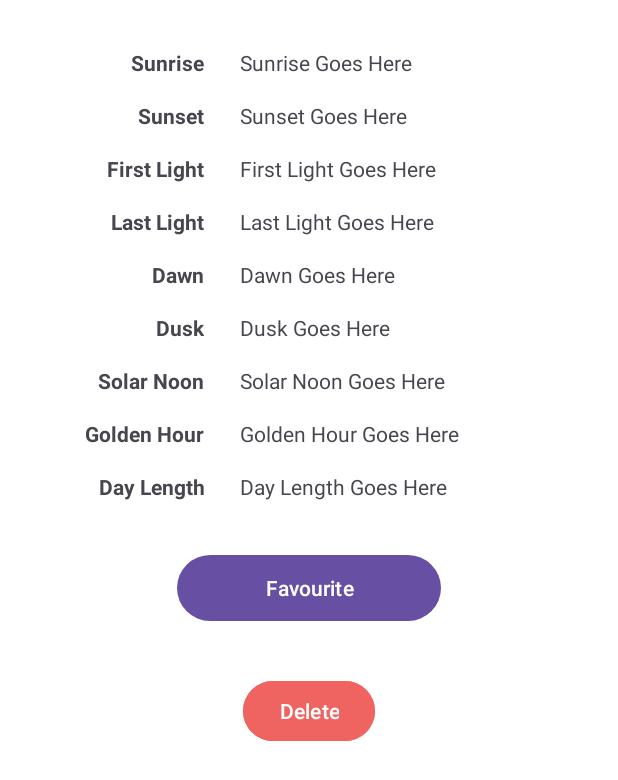
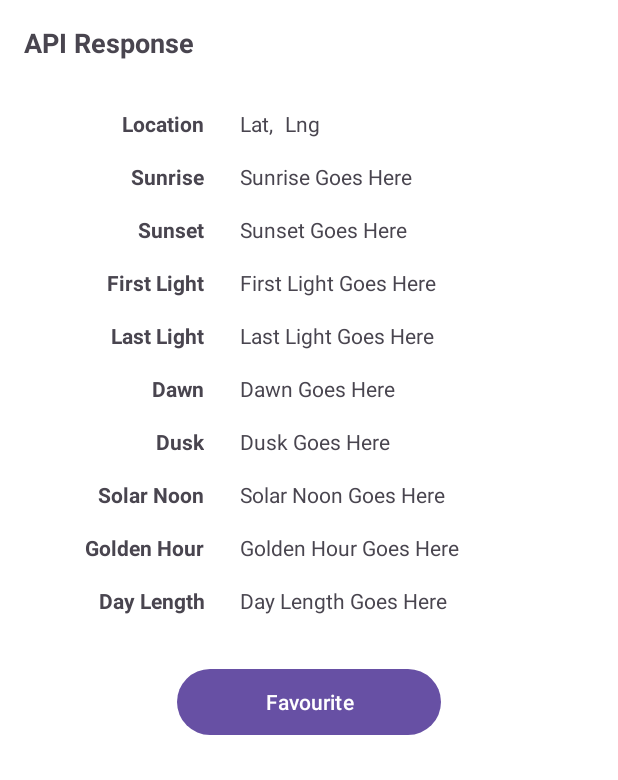
Before and after one commit to shiv0shakti/DemoStore, an Android app: the layout sunset_details.xml on its own in the app's theme, with its tools: preview values and no code run, on a phone screen of 412 x 824 dp. Shown: the top 780 px of the screen. Run offline under Robolectric (Android 15) with nearby library versions, the phone set to English and light mode, and no system bars.

Commit message:
Modified delete, changed icons, changed fragment details and row holder items.

```diff
--- a/app/src/main/res/layout/sunset_details.xml
+++ b/app/src/main/res/layout/sunset_details.xml
@@ -12,12 +12,12 @@
         android:layout_width="120dp"
         android:layout_height="wrap_content"
         android:layout_marginStart="16dp"
-        android:layout_marginTop="32dp"
+        android:layout_marginTop="16dp"
         android:text="@string/sunset_sunsrise_label"
         android:textAlignment="textEnd"
         android:textStyle="bold"
         app:layout_constraintStart_toStartOf="parent"
-        app:layout_constraintTop_toTopOf="parent" />
+        app:layout_constraintTop_toBottomOf="@+id/locationLabel" />
 
     <TextView
         android:id="@+id/sunsetLabel"
@@ -120,10 +120,10 @@
         android:layout_width="wrap_content"
         android:layout_height="wrap_content"
         android:layout_marginStart="24dp"
-        android:layout_marginTop="32dp"
+        android:layout_marginTop="16dp"
         android:text="@string/sunset_sunsrise_value"
         app:layout_constraintStart_toEndOf="@+id/sunriseLabel"
-        app:layout_constraintTop_toTopOf="parent" />
+        app:layout_constraintTop_toBottomOf="@+id/locationLatValue" />
 
     <TextView
         android:id="@+id/sunsetValue"
@@ -215,14 +215,57 @@
         app:layout_constraintStart_toStartOf="parent"
         app:layout_constraintTop_toBottomOf="@+id/dayLengthLabel" />
 
-    <Button
-        android:id="@+id/sunsetDeleteBtn"
+    <TextView
+        android:id="@+id/locationLabel"
+        android:layout_width="120dp"
+        android:layout_height="wrap_content"
+        android:layout_marginStart="16dp"
+        android:layout_marginTop="32dp"
+        android:text="@string/sunset_location"
+        android:textAlignment="viewEnd"
+        android:textStyle="bold"
+        app:layout_constraintStart_toStartOf="parent"
+        app:layout_constraintTop_toBottomOf="@+id/detailsTitle" />
+
+    <TextView
+        android:id="@+id/locationLatValue"
+        android:layout_width="wrap_content"
+        android:layout_height="wrap_content"
+        android:layout_marginStart="24dp"
+        android:layout_marginTop="32dp"
+        android:text="@string/sunset_lat_detail_value"
+        app:layout_constraintStart_toEndOf="@+id/locationLabel"
+        app:layout_constraintTop_toBottomOf="@+id/detailsTitle" />
+
+    <TextView
+        android:id="@+id/locationCommaValue"
         android:layout_width="wrap_content"
         android:layout_height="wrap_content"
         android:layout_marginTop="32dp"
-        android:backgroundTint="#EF6461"
-        android:text="@string/sunset_delete"
-        app:layout_constraintEnd_toEndOf="parent"
+        android:text="@string/sunset_comma"
+        app:layout_constraintStart_toEndOf="@+id/locationLatValue"
+        app:layout_constraintTop_toBottomOf="@+id/detailsTitle" />
+
+    <TextView
+        android:id="@+id/locationLngValue"
+        android:layout_width="wrap_content"
+        android:layout_height="wrap_content"
+        android:layout_marginStart="8dp"
+        android:layout_marginTop="32dp"
+        android:text="@string/sunset_lng_detail_value"
+        app:layout_constraintStart_toEndOf="@+id/locationCommaValue"
+        app:layout_constraintTop_toBottomOf="@+id/detailsTitle" />
+
+    <TextView
+        android:id="@+id/detailsTitle"
+        android:layout_width="wrap_content"
+        android:layout_height="wrap_content"
+        android:layout_marginStart="16dp"
+        android:layout_marginTop="16dp"
+        android:text="@string/sunset_details_api_title"
+        android:textSize="18sp"
+        android:textStyle="bold"
         app:layout_constraintStart_toStartOf="parent"
-        app:layout_constraintTop_toBottomOf="@+id/sunsetSaveBtn" />
+        app:layout_constraintTop_toTopOf="parent" />
+
 </androidx.constraintlayout.widget.ConstraintLayout>
--- a/app/src/main/res/menu/sunset_menu.xml
+++ b/app/src/main/res/menu/sunset_menu.xml
@@ -2,12 +2,6 @@
 <menu xmlns:app="http://schemas.android.com/apk/res-auto"
     xmlns:android="http://schemas.android.com/apk/res/android">
 
-    <item
-        android:id="@+id/sunsetMakeFav"
-        android:title="@string/sunset_make_fav"
-        android:icon="@drawable/ic_sunset_fav"
-        app:showAsAction="always"
-    />
     <item
         android:id="@+id/sunsetFavsDelete"
         android:title="@string/sunset_delete"
--- a/app/src/main/res/values/strings_sunset.xml
+++ b/app/src/main/res/values/strings_sunset.xml
@@ -14,6 +14,9 @@
     <string name="sunset_nothing">Nothing to save</string>
     <string name="sunset_nothing_to_del">Nothing to delete</string>
 
+    <string name="sunsnet_close_details">Close</string>
+    <string name="sunset_details_api_title">API Response</string>
+    <string name="sunset_details_fav_title">Favourite Location</string>
     <string name="sunset_sunsrise_label">Sunrise</string>
     <string name="sunset_sunset_label">Sunset</string>
     <string name="sunset_first_light_label">First Light</string>
@@ -23,7 +26,10 @@
     <string name="sunset_solar_noon_label">Solar Noon</string>
     <string name="sunset_golden_hour_label">Golden Hour</string>
     <string name="sunset_day_length_label">Day Length</string>
-
+    <string name="sunset_location">Location</string>
+    <string name="sunset_comma">,</string>
+    <string name="sunset_lat_detail_value">Lat</string>
+    <string name="sunset_lng_detail_value">Lng</string>
     <string name="sunset_sunsrise_value">Sunrise Goes Here</string>
     <string name="sunset_sunset_value">Sunset Goes Here</string>
     <string name="sunset_first_light_value">First Light Goes Here</string>
@@ -35,7 +41,6 @@
     <string name="sunset_day_length_value">Day Length Goes Here</string>
 
     <string name="sunset_help_main">Enter a latitude and longitude and search to see sunset and sunrise data in a fragment. Press the favourite button to add to the favourite list, and press delete to remove the item from favourites.</string>
-
     <string name="sunset_ok">OK</string>
     <string name="sunset_del_fav_msg">Do you want to delete Favourite #</string>
     <string name="sunset_del_fav_title">Delete Favourite</string>
```
Also changed, not shown: app/src/main/java/algonquin/cst2335/demostore/data/SunsetData.java (+27 -4 lines), app/src/main/java/algonquin/cst2335/demostore/ui/SunActivity.java (+33 -24 lines), app/src/main/java/algonquin/cst2335/demostore/ui/SunDetailsFragment.java (+14 -12 lines), app/src/main/res/layout/sunset_fav_item.xml (+39 -16 lines), app/src/main/res/drawable/ic_sunset_fav.png (deleted), 1 other file.
